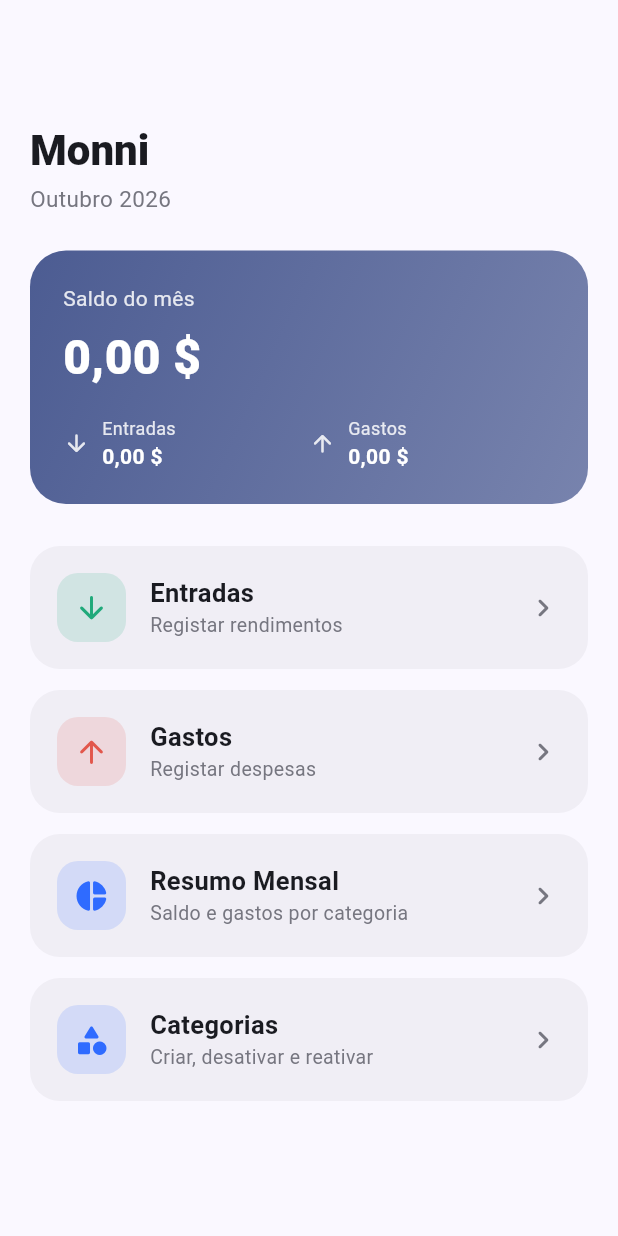
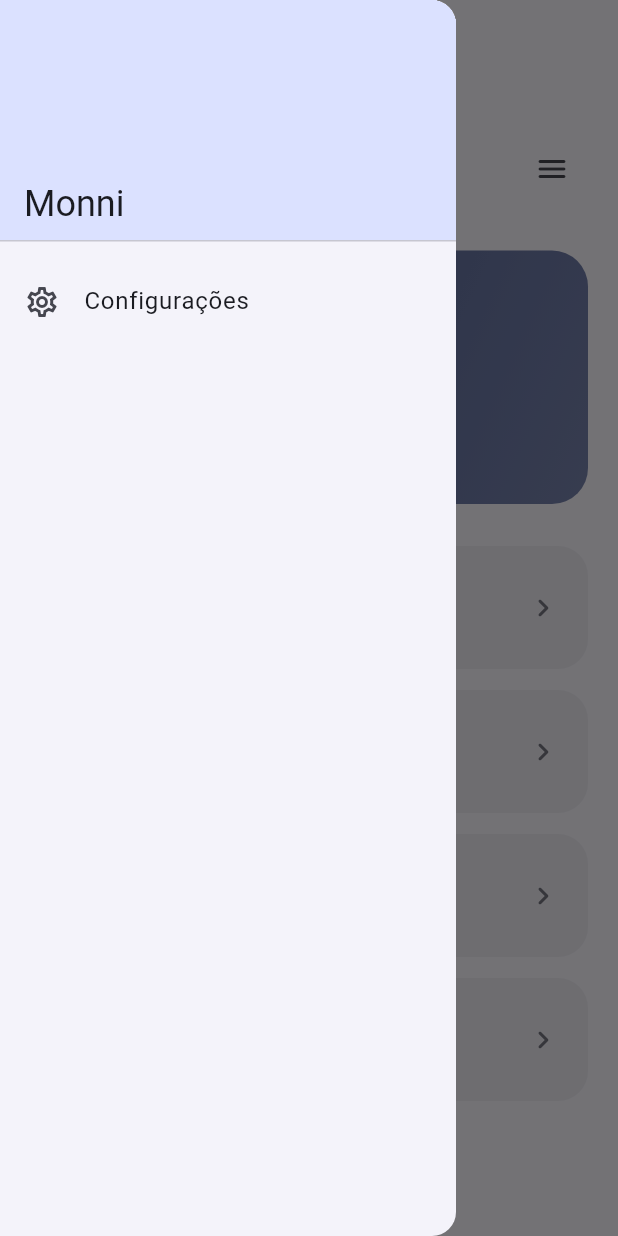
Before and after one commit to brholanda/Monni, a Flutter app: the screen it shows after launch, with the side drawer open (before the commit the screen has no drawer), on a phone screen of 412 x 824 dp. Run offline on Flutter 3.47's test engine with Material 3 defaults, Android fonts, the phone set to English and light mode, and no system bars; our stand-ins replace fl_chart, sqflite_common_ffi, sqflite_common_ffi_web; accounts and stored records are empty.

```diff
--- /dev/null
+++ b/lib/data/accessibility_settings.dart
@@ -0,0 +1,30 @@
+import 'package:flutter/foundation.dart';
+
+import 'app_database.dart';
+
+class AccessibilitySettings extends ChangeNotifier {
+  AccessibilitySettings._();
+
+  static final AccessibilitySettings instance = AccessibilitySettings._();
+
+  static const defaultFontScale = 1.0;
+  static const minFontScale = 0.9;
+  static const maxFontScale = 1.5;
+
+  double _fontScale = defaultFontScale;
+
+  double get fontScale => _fontScale;
+
+  Future<void> load() async {
+    _fontScale = await AppDatabase.instance.fontScale() ?? defaultFontScale;
+    notifyListeners();
+  }
+
+  Future<void> setFontScale(double value) async {
+    final fontScale = value.clamp(minFontScale, maxFontScale).toDouble();
+    if (_fontScale == fontScale) return;
+    _fontScale = fontScale;
+    notifyListeners();
+    await AppDatabase.instance.setFontScale(fontScale);
+  }
+}
--- a/lib/main.dart
+++ b/lib/main.dart
@@ -2,6 +2,7 @@ import 'package:flutter/material.dart';
 import 'package:flutter_localizations/flutter_localizations.dart';
 import 'package:intl/date_symbol_data_local.dart';
 
+import 'data/accessibility_settings.dart';
 import 'data/category_store.dart';
 import 'screens/home_screen.dart';
 import 'theme/app_theme.dart';
@@ -10,6 +11,7 @@ Future<void> main() async {
   WidgetsFlutterBinding.ensureInitialized();
   await initializeDateFormatting('pt_PT');
   await CategoryStore.instance.load();
+  await AccessibilitySettings.instance.load();
   runApp(const MonniApp());
 }
 
@@ -18,7 +20,10 @@ class MonniApp extends StatelessWidget {
 
   @override
   Widget build(BuildContext context) {
-    return MaterialApp(
+    final settings = AccessibilitySettings.instance;
+    return AnimatedBuilder(
+      animation: settings,
+      builder: (context, _) => MaterialApp(
         title: 'Monni',
         debugShowCheckedModeBanner: false,
         theme: AppTheme.light(),
@@ -30,7 +35,14 @@ class MonniApp extends StatelessWidget {
           GlobalWidgetsLocalizations.delegate,
           GlobalCupertinoLocalizations.delegate,
         ],
+        builder: (context, child) => MediaQuery(
+          data: MediaQuery.of(context).copyWith(
+            textScaler: TextScaler.linear(settings.fontScale),
+          ),
+          child: child!,
+        ),
         home: const HomeScreen(),
+      ),
     );
   }
 }
--- a/lib/models/monthly_summary.dart
+++ b/lib/models/monthly_summary.dart
@@ -14,6 +14,11 @@ class MonthlySummary {
 
   double get balance => totalIncome - totalExpense;
 
+  double get balancePercentageOfIncome {
+    if (totalIncome <= 0) return 0;
+    return balance / totalIncome * 100;
+  }
+
   double percentageOf(String category) {
     if (totalExpense <= 0) return 0;
     return (byCategory[category] ?? 0) / totalExpense * 100;
--- a/lib/screens/home_screen.dart
+++ b/lib/screens/home_screen.dart
@@ -7,6 +7,7 @@ import '../utils/formatters.dart';
 import 'categories_screen.dart';
 import 'expenses_screen.dart';
 import 'incomes_screen.dart';
+import 'settings_screen.dart';
 import 'summary_screen.dart';
 
 class HomeScreen extends StatefulWidget {
@@ -40,6 +41,39 @@ class _HomeScreenState extends State<HomeScreen> {
   @override
   Widget build(BuildContext context) {
     return Scaffold(
+      drawer: Drawer(
+        child: SafeArea(
+          child: Column(
+            crossAxisAlignment: CrossAxisAlignment.stretch,
+            children: [
+              DrawerHeader(
+                decoration: BoxDecoration(
+                  color: Theme.of(context).colorScheme.primaryContainer,
+                ),
+                child: Align(
+                  alignment: Alignment.bottomLeft,
+                  child: Text(
+                    'Monni',
+                    style: Theme.of(context).textTheme.headlineSmall,
+                  ),
+                ),
+              ),
+              ListTile(
+                leading: const Icon(Icons.settings_outlined),
+                title: const Text('Configurações'),
+                onTap: () {
+                  Navigator.of(context).pop();
+                  Navigator.of(context).push(
+                    MaterialPageRoute<void>(
+                      builder: (_) => const SettingsScreen(),
+                    ),
+                  );
+                },
+              ),
+            ],
+          ),
+        ),
+      ),
       body: SafeArea(
         child: Center(
           child: ConstrainedBox(
@@ -49,11 +83,18 @@ class _HomeScreenState extends State<HomeScreen> {
               child: Column(
                 crossAxisAlignment: CrossAxisAlignment.stretch,
                 children: [
+                  Row(
+                    children: [
+                      Expanded(
+                        child: Column(
+                          crossAxisAlignment: CrossAxisAlignment.start,
+                          children: [
                             Text(
                               'Monni',
-                    style: Theme.of(context).textTheme.headlineMedium?.copyWith(
-                      fontWeight: FontWeight.w800,
-                    ),
+                              style: Theme.of(context)
+                                  .textTheme
+                                  .headlineMedium
+                                  ?.copyWith(fontWeight: FontWeight.w800),
                             ),
                             const SizedBox(height: 4),
                             Text(
@@ -62,6 +103,18 @@ class _HomeScreenState extends State<HomeScreen> {
                                 color: Theme.of(context).colorScheme.outline,
                                 fontSize: 15,
                               ),
+                            ),
+                          ],
+                        ),
+                      ),
+                      Builder(
+                        builder: (context) => IconButton(
+                          tooltip: 'Menu',
+                          icon: const Icon(Icons.menu_rounded),
+                          onPressed: Scaffold.of(context).openDrawer,
+                        ),
+                      ),
+                    ],
                   ),
                   const SizedBox(height: 24),
                   _BalanceCard(future: _summary),
```
Also changed, not shown: lib/data/app_database.dart (+36 -1 lines), lib/screens/settings_screen.dart (added, +100 -0 lines), lib/screens/summary_screen.dart (+13 -3 lines), 1 other file. Lines whose indentation alone changed are shown as unchanged.
